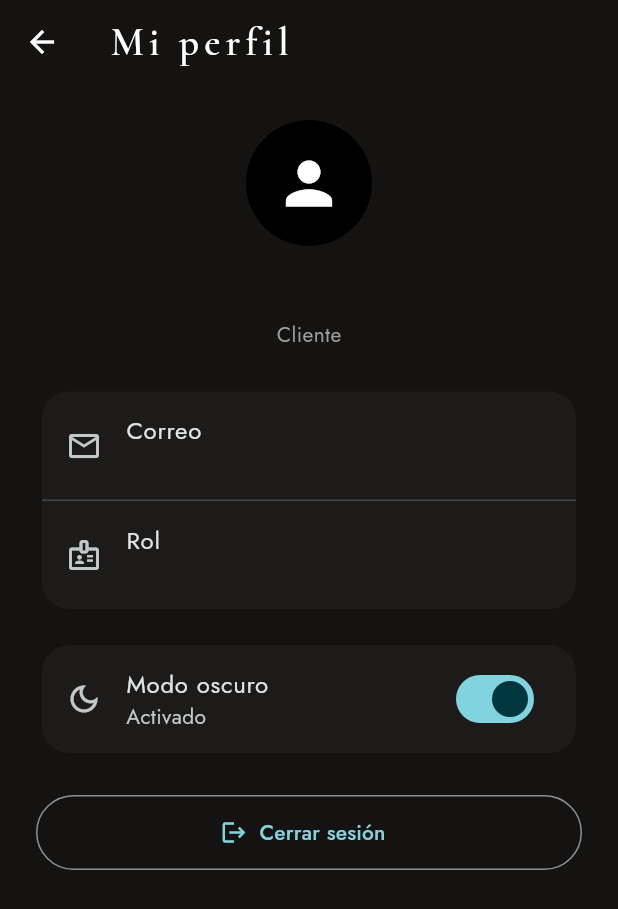
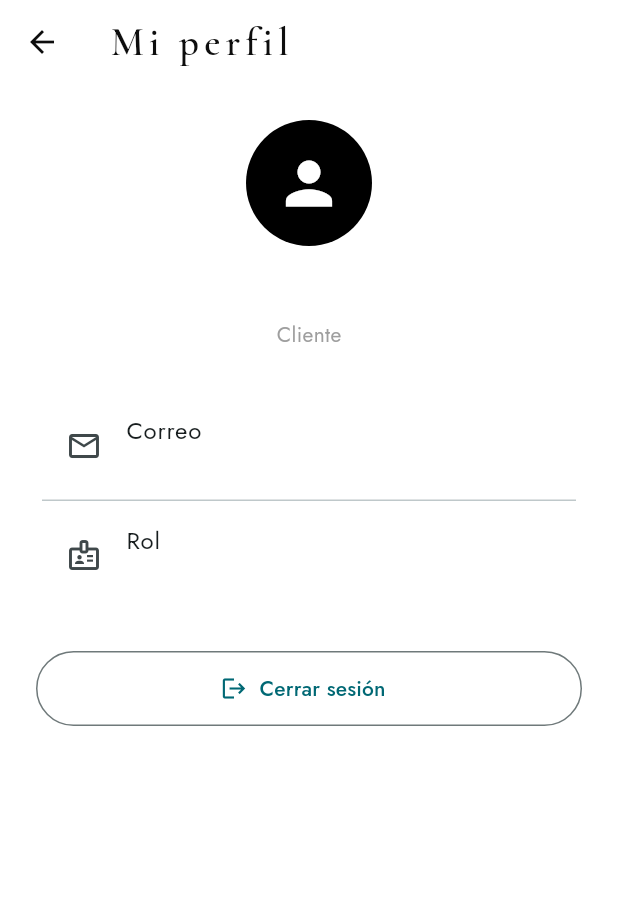
Before and after one commit to Rolandovs7/Fashion-Men, a Flutter app: the PerfilPage screen opened directly with empty values, on a phone screen of 412 x 824 dp. Shown: the top 909 px of the screen. Run offline on Flutter 3.47's test engine with Material 3 defaults, Android fonts, the phone set to English and light mode, and no system bars; our stand-ins replace camera, connectivity_plus, google_fonts, qr_flutter, shared_preferences, sqflite; missing offline and left inert: flutter_stripe, google_mlkit_pose_detection; accounts and stored records are empty.

Commit message:
fix(flutter): elimina modo oscuro y fuerza tema claro

```diff
--- a/mobile/lib/core/theme.dart
+++ b/mobile/lib/core/theme.dart
@@ -4,12 +4,8 @@ import 'package:google_fonts/google_fonts.dart';
 class AppTheme {
   AppTheme._();
 
-  // Controla si la app está en modo claro u oscuro. Arranca en oscuro.
-  static final ValueNotifier<ThemeMode> modoNotifier = ValueNotifier(
-    ThemeMode.dark,
-  );
-
-  static bool get esOscuro => modoNotifier.value == ThemeMode.dark;
+  // Tema forzado a claro (modo oscuro eliminado).
+  static bool get esOscuro => false;
 
   static const Color negro = Color(0xFF0D0D0D);
   static const Color carbon = Color(0xFF1C1B19);
@@ -19,27 +15,22 @@ class AppTheme {
   static const Color grisTextoOscuro = Color(0xFFB8B2A8);
   static const Color fondoClaro = Color(0xFFF7F3EC);
 
-  static Color get fondoCatalogo =>
-      esOscuro ? const Color(0xFF171614) : const Color(0xFFF7F3EC);
-  static Color get fondoCarrito =>
-      esOscuro ? const Color(0xFF1B1A17) : const Color(0xFFF1EAE0);
-  static Color get fondoPedidos =>
-      esOscuro ? const Color(0xFF191815) : const Color(0xFFF4EFE6);
-  static Color get fondoReservas =>
-      esOscuro ? const Color(0xFF1D1B18) : const Color(0xFFEFE8DC);
-  static Color get fondoPerfil =>
-      esOscuro ? const Color(0xFF141312) : Colors.white;
+  static Color get fondoCatalogo => const Color(0xFFF7F3EC);
+  static Color get fondoCarrito => const Color(0xFFF1EAE0);
+  static Color get fondoPedidos => const Color(0xFFF4EFE6);
+  static Color get fondoReservas => const Color(0xFFEFE8DC);
+  static Color get fondoPerfil => Colors.white;
 
   static TextStyle get fuenteTitulo => GoogleFonts.cormorantGaramond();
   static TextStyle get fuenteCuerpo => GoogleFonts.jost();
 
   static ThemeData get temaClaro => _construirTema(Brightness.light);
-  static ThemeData get temaOscuro => _construirTema(Brightness.dark);
+  static ThemeData get light => temaClaro;
 
   static ThemeData _construirTema(Brightness brillo) {
     final osc = brillo == Brightness.dark;
     final colorTexto = osc ? Colors.white : negro;
-    final colorFondo = osc ? const Color(0xFF141312) : fondoClaro;
+    final colorFondo = osc ? const Color(0xFF141312) : Colors.white;
 
     final base = ThemeData(
       useMaterial3: true,
--- a/mobile/lib/screens/perfil_page.dart
+++ b/mobile/lib/screens/perfil_page.dart
@@ -76,30 +76,6 @@ class PerfilPage extends StatelessWidget {
               ],
             ),
           ),
-          const SizedBox(height: 16),
-          Card(
-            child: ValueListenableBuilder<ThemeMode>(
-              valueListenable: AppTheme.modoNotifier,
-              builder: (context, modo, _) {
-                final esOscuro = modo == ThemeMode.dark;
-                return SwitchListTile(
-                  secondary: Icon(
-                    esOscuro
-                        ? Icons.dark_mode_outlined
-                        : Icons.light_mode_outlined,
-                  ),
-                  title: const Text('Modo oscuro'),
-                  subtitle: Text(esOscuro ? 'Activado' : 'Desactivado'),
-                  value: esOscuro,
-                  onChanged: (activar) {
-                    AppTheme.modoNotifier.value = activar
-                        ? ThemeMode.dark
-                        : ThemeMode.light;
-                  },
-                );
-              },
-            ),
-          ),
           if (_tieneAccesoAdmin) ...[
             const SizedBox(height: 24),
             SizedBox(
```
Also changed, not shown: mobile/lib/main.dart (+8 -13 lines).
